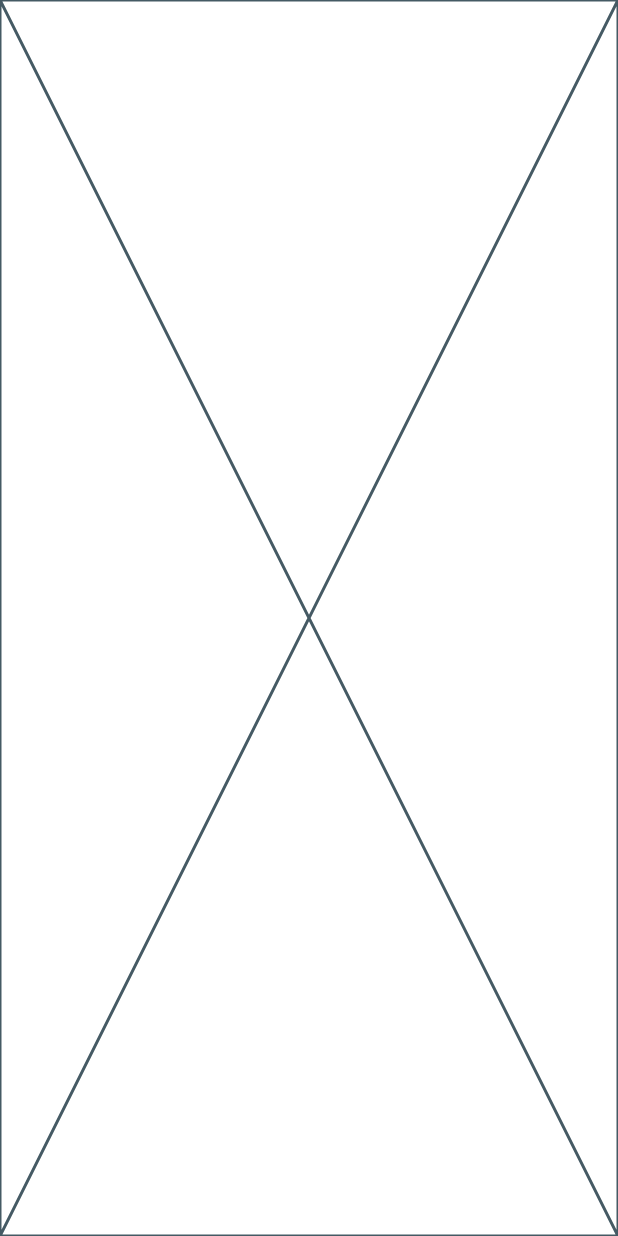
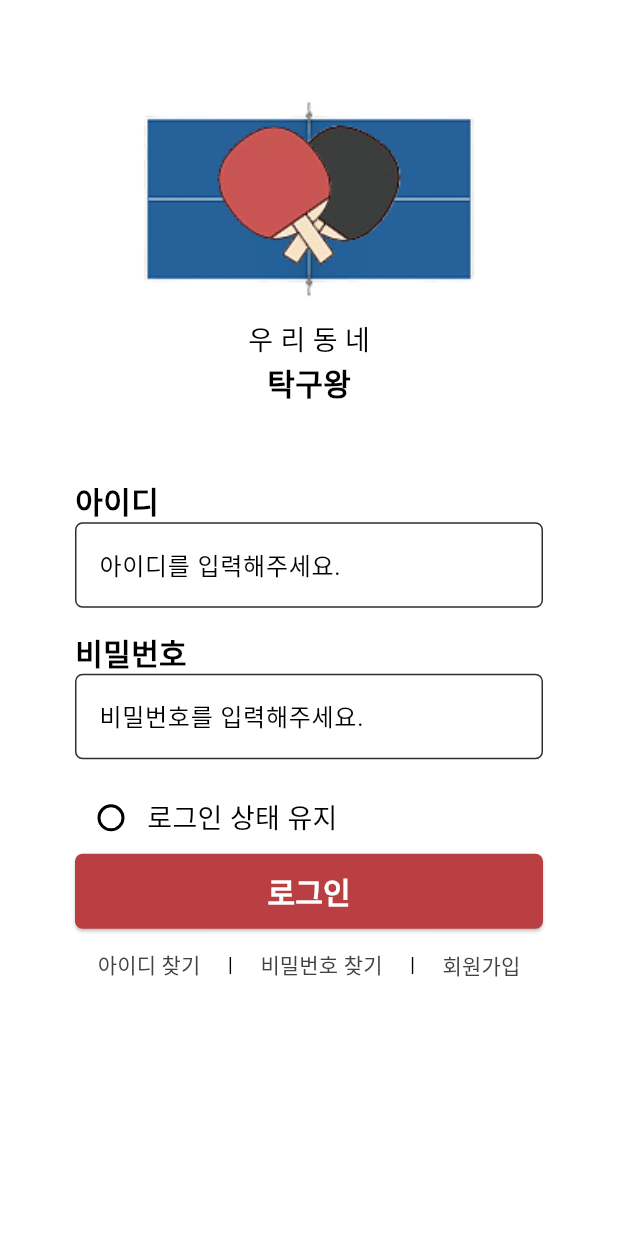
Before and after one commit to lee-giho/King_of_table_tennis_front, a Flutter app: the screen it shows after launch, on a phone screen of 412 x 824 dp. Run offline on Flutter 3.47's test engine with Material 3 defaults, Android fonts, the phone set to English and light mode, and no system bars.

Commit message:
로그인 화면 구현 / appColors.dart로 색 지정해둠

```diff
--- a/lib/main.dart
+++ b/lib/main.dart
@@ -1,4 +1,5 @@
 import 'package:flutter/material.dart';
+import 'package:king_of_table_tennis/screen/login_screen.dart';
 
 void main() {
   runApp(const MyApp());
@@ -9,6 +10,15 @@ class MyApp extends StatelessWidget {
 
   @override
   Widget build(BuildContext context) {
-    return const Placeholder();
+    return MaterialApp(
+      debugShowCheckedModeBanner: false,
+      title: "king_of_table_tennis",
+      theme: ThemeData(
+        scaffoldBackgroundColor: Colors.white,
+        colorScheme: ColorScheme.light(),
+        primarySwatch: Colors.red
+      ),
+      home: LoginScreen(),
+    );
   }
 }
--- /dev/null
+++ b/lib/screen/login_screen.dart
@@ -0,0 +1,316 @@
+import 'package:flutter/material.dart';
+import 'package:king_of_table_tennis/util/appColors.dart';
+
+class LoginScreen extends StatefulWidget {
+  const LoginScreen({super.key});
+
+  @override
+  State<LoginScreen> createState() => _LoginScreenState();
+}
+
+class _LoginScreenState extends State<LoginScreen> {
+
+  // 자동 로그인 여부
+  bool? isAutoLogin = false;
+
+  // 아이디 & 비밀번호 입력 값 저장
+  var idController = TextEditingController();
+  var passwordController = TextEditingController();
+
+  // 아이디 & 비밀번호 포커스
+  FocusNode idFocus = FocusNode();
+  FocusNode passwordFocus = FocusNode();
+
+  GlobalKey<FormState> formKey = GlobalKey<FormState>();
+
+  @override
+  void dispose() {
+    idController.dispose();
+    passwordController.dispose();
+    idFocus.dispose();
+    passwordFocus.dispose();
+
+    super.dispose();
+  }
+
+  @override
+  Widget build(BuildContext context) {
+    return Scaffold(
+      body: GestureDetector(
+        onTap: () {
+          // 포커스 해제
+          FocusScope.of(context).unfocus();
+        },
+        child: SafeArea(
+          child: SingleChildScrollView(
+            physics: const ClampingScrollPhysics(),
+            padding: const EdgeInsets.symmetric(horizontal: 50),
+            child: Column(
+              children: [
+                Container( // 로고
+                  margin: const EdgeInsets.symmetric(vertical: 50, horizontal: 20),
+                  child: Column(
+                    children: [
+                      Image.asset(
+                        'assets/images/logo.png',
+                        fit: BoxFit.contain,
+                        width: double.infinity,
+                      ),
+                      Text(
+                        "우 리 동 네",
+                        style: TextStyle(
+                          fontSize: 18
+                        ),
+                      ),
+                      Text(
+                        "탁구왕",
+                        style: TextStyle(
+                          fontSize: 20,
+                          fontWeight: FontWeight.bold
+                        ),
+                      )
+                    ],
+                  ),
+                ),
+                Container( // 로그인폼
+                  child: Column(
+                    children: [
+                      Form(
+                        key: formKey,
+                        child: Column(
+                          children: [
+                            Container( // 아이디 입력 부분
+                              margin: const EdgeInsets.fromLTRB(0, 0, 0, 15),
+                              child: Column(
+                                crossAxisAlignment: CrossAxisAlignment.start,
+                                children: [
+                                  const Text(
+                                    "아이디",
+                                    style: TextStyle(
+                                      fontSize: 20,
+                                      fontWeight: FontWeight.bold
+                                    ),
+                                  ),
+                                  TextFormField(
+                                    controller: idController,
+                                    focusNode: idFocus,
+                                    keyboardType: TextInputType.text,
+                                    autovalidateMode: AutovalidateMode.onUnfocus,
+                                    validator: (value) {
+                                      if (value == null || value.isEmpty) {
+                                        return "아이디를 입력해주세요.";
+                                      } else {
+                                        return null;
+                                      }
+                                    },
+                                    decoration: InputDecoration(
+                                      hintText: "아이디를 입력해주세요.",
+                                      enabledBorder: OutlineInputBorder(
+                                        borderRadius: BorderRadius.all(
+                                          Radius.circular(5)
+                                        ),
+                                        borderSide: BorderSide(
+                                          color: Appcolors.racketBlack
+                                        )
+                                      ),
+                                      focusedBorder: OutlineInputBorder(
+                                        borderRadius: BorderRadius.all(
+                                          Radius.circular(5)
+                                        ),
+                                        borderSide: BorderSide(
+                                          color: Appcolors.racketRed
+                                        )
+                                      ),
+                                      errorBorder: OutlineInputBorder(
+                                        borderRadius: BorderRadius.all(
+                                          Radius.circular(5)
+                                        ),
+                                        borderSide: BorderSide(
+                                          color: Colors.red
+                                        )
+                                      ),
+                                      focusedErrorBorder: OutlineInputBorder(
+                                        borderRadius: BorderRadius.all(
+                                          Radius.circular(5)
+                                        ),
+                                        borderSide: BorderSide(
+                                          color: Colors.red
+                                        )
+                                      )
+                                    ),
+                                  )
+                                ],
+                              ),
+                            ),
+                            Container( // 비밀번호 입력 부분
+                              margin: const EdgeInsets.fromLTRB(0, 0, 0, 15),
+                              child: Column(
+                                crossAxisAlignment: CrossAxisAlignment.start,
+                                children: [
+                                  const Text(
+                                    "비밀번호",
+                                    style: TextStyle(
+                                      fontSize: 20,
+                                      fontWeight: FontWeight.bold
+                                    ),
+                                  ),
+                                  TextFormField(
+                                    controller: passwordController,
+                                    focusNode: passwordFocus,
+                                    keyboardType: TextInputType.text,
+                                    obscureText: true,
+                                    autovalidateMode: AutovalidateMode.onUnfocus,
+                                    validator: (value) {
+                                      if (value == null || value.isEmpty) {
+                                        return "비밀번호를 입력해주세요.";
+                                      } else {
+                                        return null;
+                                      }
+                                    },
+                                    decoration: InputDecoration(
+                                      hintText: "비밀번호를 입력해주세요.",
+                                      enabledBorder: OutlineInputBorder(
+                                        borderRadius: BorderRadius.all(
+                                          Radius.circular(5)
+                                        ),
+                                        borderSide: BorderSide(
+                                          color: Appcolors.racketBlack
+                                        )
+                                      ),
+                                      focusedBorder: OutlineInputBorder(
+                                        borderRadius: BorderRadius.all(
+                                          Radius.circular(5)
+                                        ),
+                                        borderSide: BorderSide(
+                                          color: Appcolors.racketRed
+                                        )
+                                      ),
+                                      errorBorder: OutlineInputBorder(
+                                        borderRadius: BorderRadius.all(
+                                          Radius.circular(5)
+                                        ),
+                                        borderSide: BorderSide(
+                                          color: Colors.red
+                                        )
+                                      ),
+                                      focusedErrorBorder: OutlineInputBorder(
+                                        borderRadius: BorderRadius.all(
+                                          Radius.circular(5)
+                                        ),
+                                        borderSide: BorderSide(
+                                          color: Colors.red
+                                        )
+                                      )
+                                    ),
+                                  )
+                                ],
+                              ),
+                            )
+                          ],
+                        )
+                      ),
+                      Container( // 자동 로그인 & 로그인 버튼 부분
+                        child: Column(
+                          children: [
+                            Container( // 로그인 상태 유지 체크박스 부분
+                              child: Row(
+                                children: [
+                                  Checkbox(
+                                    shape: RoundedRectangleBorder(
+                                      borderRadius: BorderRadius.circular(15)
+                                    ),
+                                    value: isAutoLogin,
+                                    onChanged: (value) {
+                                      setState(() {
+                                        isAutoLogin = value;
+                                      });
+                                    }
+                                  ),
+                                  const Text(
+                                    "로그인 상태 유지",
+                                    style: TextStyle(
+                                      fontSize: 18
+                                    ),
+                                  )
+                                ],
+                              ),
+                            )
+                          ],
+                        ),
+                      ),
+                      Container( // 로그인 버튼 부분
+                        child: ElevatedButton(
+                          onPressed: () {
+                            if (formKey.currentState!.validate()) {
+                              print("로그인 버튼 클릭!!");
+                            }
+                          },
+                          style: ElevatedButton.styleFrom(
+                            minimumSize: const Size.fromHeight(50),
+                            backgroundColor: Appcolors.racketRed,
+                            foregroundColor: Colors.white,
+                            shape: RoundedRectangleBorder(
+                              borderRadius: BorderRadius.circular(5)
+                            )
+                          ),
+                          child: const Text(
+                            "로그인",
+                            style: TextStyle(
+                              fontSize: 20,
+                              fontWeight: FontWeight.bold,
+                              color: Colors.white
+                            ),
+                          )
+                        ),
+                      ),
+                      Row( // 아이디 찾기 & 비밀번호 찾기 & 회원가입 버튼 부분
+                        mainAxisAlignment: MainAxisAlignment.spaceAround,
+                        children: [
+                          TextButton(
+                            onPressed: () {
+                              print("아이디 찾기 클릭!!");
+                            },
+                            child: Text(
+                              "아이디 찾기",
+                              style: TextStyle(
+                                color: Colors.grey[800]
+                              ),
+                            )
+                          ),
+                          const Text("|"),
+                          TextButton(
+                            onPressed: () {
+                              print("비밀번호 찾기 클릭!!");
+                            },
+                            child: Text(
+                              "비밀번호 찾기",
+                              style: TextStyle(
+                                color: Colors.grey[800]
+                              ),
+                            )
+                          ),
+                          const Text("|"),
+                          TextButton(
+                            onPressed: () {
+                              print("회원가입 클릭!!");
+                            },
+                            child: Text(
+                              "회원가입",
+                              style: TextStyle(
+                                color: Colors.grey[800]
+                              ),
+                            )
+                          )
+                        ],
+                      )
+                    ],
+                  ),
+                )
+              ],
+            ),
+          )
+        ),
+      )
+    );
+  }
+}
--- /dev/null
+++ b/lib/util/AppColors.dart
@@ -0,0 +1,7 @@
+import 'package:flutter/material.dart';
+
+class Appcolors {
+  static const Color tableBlue = Color.fromRGBO(30, 77, 135, 1);
+  static const Color racketRed = Color.fromRGBO(186, 63, 66, 1);
+  static const Color racketBlack = Color.fromRGBO(45, 47, 46, 1);
+}
--- a/pubspec.yaml
+++ b/pubspec.yaml
@@ -58,9 +58,8 @@ flutter:
   uses-material-design: true
 
   # To add assets to your application, add an assets section, like this:
-  # assets:
-  #   - images/a_dot_burr.jpeg
-  #   - images/a_dot_ham.jpeg
+  assets:
+    - assets/images/
 
   # An image asset can refer to one or more resolution-specific "variants", see
   # https://flutter.dev/to/resolution-aware-images
```
Also changed, not shown: assets/images/logo.png (added).
